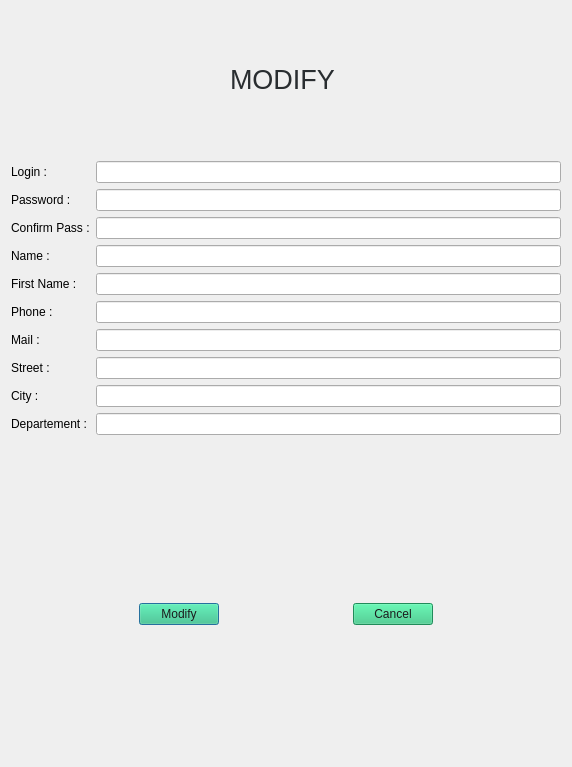
This is dialogmodify.ui in Selecat/Patate as Qt 5 draws it before an edit. The edited form follows.
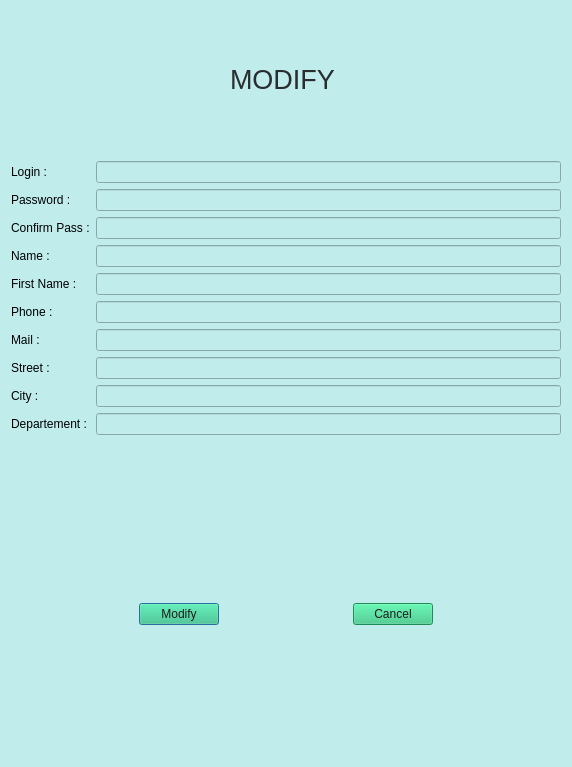
This is the edited form.

```diff
--- a/dialogmodify.ui
+++ b/dialogmodify.ui
@@ -14,7 +14,7 @@
    <string>DialogModify</string>
   </property>
   <property name="styleSheet">
-   <string notr="true"/>
+   <string notr="true">background-color: #c0ecec;color : black;</string>
   </property>
   <layout class="QVBoxLayout" name="verticalLayout_2">
    <item>
```
